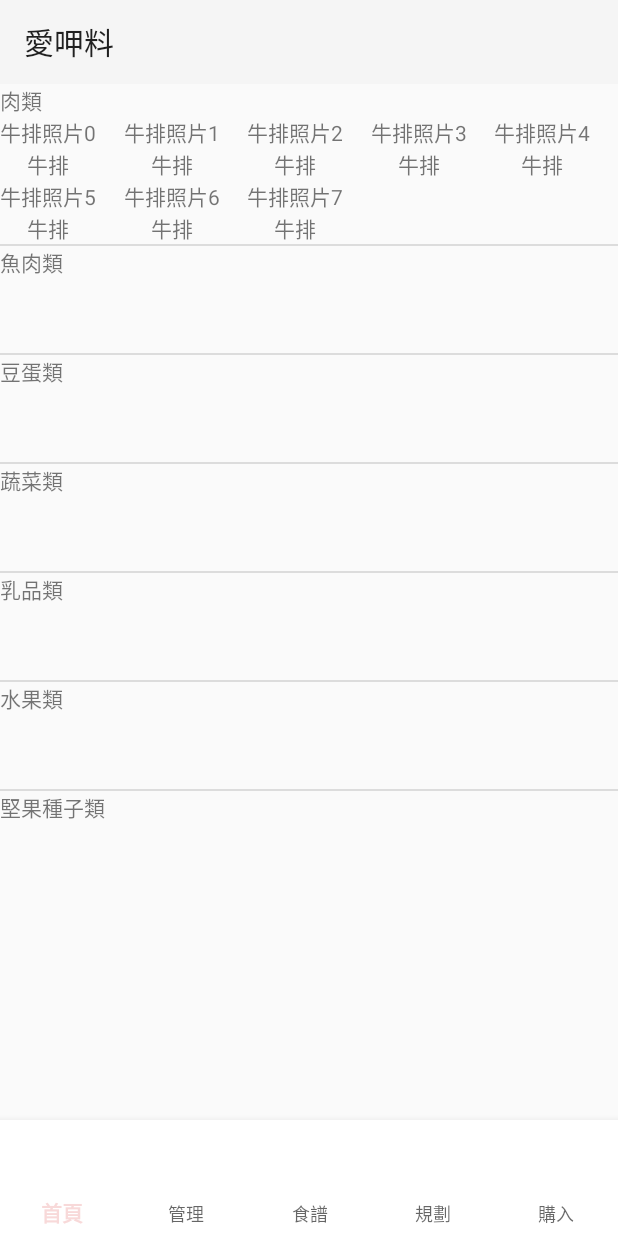
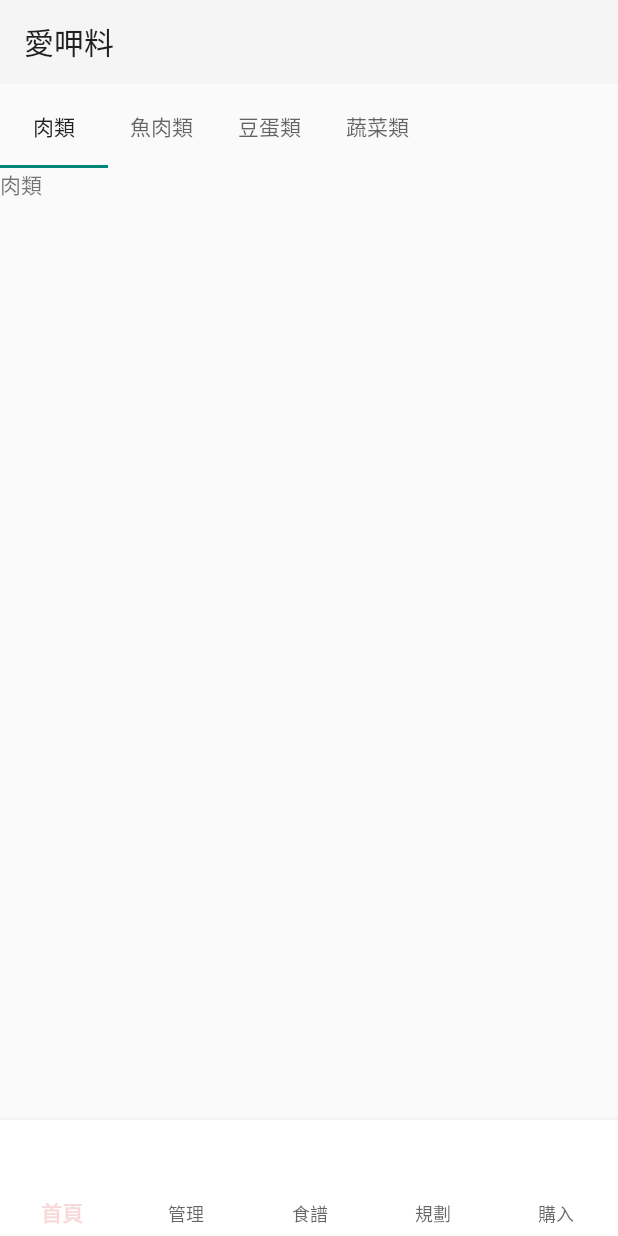
Before and after one commit to Danny0419/fridge, an Android app: the screen it shows after launch (MainActivity), on a phone screen of 412 x 824 dp. Run offline under Robolectric (Android 15) with nearby library versions, the phone set to English and light mode, and no system bars.

```diff
--- a/app/src/main/java/com/example/fragment_test/MainActivity.java
+++ b/app/src/main/java/com/example/fragment_test/MainActivity.java
@@ -22,6 +22,7 @@ import com.example.fragment_test.helper.FridgeHelper;
 import com.example.fragment_test.pojo.Ingredient;
 import com.example.fragment_test.pojo.ShoppingListBean;
 import com.google.android.material.bottomnavigation.BottomNavigationView;
+import com.google.android.material.tabs.TabLayout;
 
 import java.util.ArrayList;
 import java.util.HashMap;
@@ -31,18 +32,9 @@ import java.util.Map;
 public class MainActivity extends AppCompatActivity {
 
     private BottomNavigationView bottomNavbar;
-    private SQLiteDatabase database;
-    private Fragment curFragment;
-    private int curPage = 3;
-    private MyAdapter myAdapter;
     FragmentManager supportFragmentManager = this.getSupportFragmentManager();
     private FridgeHelper fridgeHelper = new FridgeHelper(this);
 
-    private static final int FRIDGE_PAGE = 2;
-    private static final int ADD_FOOD_PAGE = 3;
-    private static final int RECIPE_PAGE = 1;
-
-    private Map<String, List<Ingredient>> allIngredient = new HashMap<>();
 
     @Override
     protected void onCreate(Bundle savedInstanceState) {
@@ -112,35 +104,4 @@ public class MainActivity extends AppCompatActivity {
                 .commit();
     }
 
-
-    public ArrayList<Ingredient> getMyFood() {
-        Cursor cursor = database.rawQuery("select * from food", null);
-        ArrayList<Ingredient> ingredient = new ArrayList<>();
-        while (cursor.moveToNext()) {
-            int id = cursor.getInt(0);
-            String name = cursor.getString(1);
-            String sort = cursor.getString(2);
-            String quantity = cursor.getString(3);
-            int state = cursor.getInt(4);
-            ingredient.add(new Ingredient(id, name, "沒有", sort, quantity, state));
-        }
-        return ingredient;
-    }
-
-    public ArrayList<String> getAllKindsOfFood() {
-        String sql = "select distinct sort from refrigerator";
-        Cursor cursor = database.rawQuery(sql, null);
-        ArrayList<String> kindsOfFood = new ArrayList<>();
-
-        while (cursor.moveToNext()) {
-            String kind = cursor.getString(0);
-            kindsOfFood.add(kind);
-        }
-        return kindsOfFood;
-    }
-
-    public ArrayList<Ingredient> getAllIngredient() {
-        return null;
-    }
-
 }
--- a/app/src/main/java/com/example/fragment_test/adapter/RefrigeratorAdapter.java
+++ b/app/src/main/java/com/example/fragment_test/adapter/RefrigeratorAdapter.java
@@ -1,6 +1,7 @@
 package com.example.fragment_test.adapter;
 
 import android.content.Context;
+import android.text.Layout;
 import android.view.LayoutInflater;
 import android.view.View;
 import android.view.ViewGroup;
@@ -9,6 +10,7 @@ import android.widget.TextView;
 
 import androidx.annotation.NonNull;
 import androidx.recyclerview.widget.GridLayoutManager;
+import androidx.recyclerview.widget.LinearLayoutManager;
 import androidx.recyclerview.widget.RecyclerView;
 
 import com.example.fragment_test.R;
@@ -20,60 +22,75 @@ import java.util.List;
 import java.util.Map;
 
 
-public class RefrigeratorAdapter extends BaseAdapter {
+public class RefrigeratorAdapter extends RecyclerView.Adapter<RefrigeratorAdapter.RefrigeratorViewHolder> {
 
     private List<String> kinds;
     private Map<String, List<Ingredient>> ingredientMap;
     private Context context;
+    private ArrayList<String> name;
 
-    public RefrigeratorAdapter(Context context, Map<String, List<Ingredient>> ingredientMap) {
-        this.kinds = Arrays.asList(context.getResources().getStringArray(R.array.kinds));
-        this.ingredientMap = ingredientMap;
+    public RefrigeratorAdapter(Context context, ArrayList<String> name) {
+        this.context = context;
+        this.name = name;
+//        this.kinds = Arrays.asList(context.getResources().getStringArray(R.array.kinds));
+//        this.ingredientMap = ingredientMap;
     }
 
-    class ViewHolder {
-        TextView kind;
-        RecyclerView kindOfIngredientContainer;
+     static class RefrigeratorViewHolder extends RecyclerView.ViewHolder {
+
+        TextView nameOKind;
+//        RecyclerView kindOfIngredientContainer;
+        public RefrigeratorViewHolder(@NonNull View itemView) {
+            super(itemView);
+            nameOKind = itemView.findViewById(R.id.ingredientKindName);
+//            kindOfIngredientContainer = itemView.findViewById(R.id.kindOfIngredientContainer);
+        }
+    }
+    @NonNull
+    @Override
+    public RefrigeratorViewHolder onCreateViewHolder(@NonNull ViewGroup parent, int viewType) {
+        View view = LayoutInflater.from(parent.getContext()).inflate(R.layout.kind_of_ingredient_container, parent,false);
+        return new RefrigeratorViewHolder(view);
     }
 
     @Override
-    public int getCount() {
-        return kinds.size();
+    public void onBindViewHolder(@NonNull RefrigeratorViewHolder holder, int position) {
+        holder.nameOKind.setText(name.get(position));
+//        List<Ingredient> kindOfIngredient = ingredientMap.get(kinds.get(position));
+//        GridLayoutManager layoutManager = new GridLayoutManager(context, 5);
+//        holder.kindOfIngredientContainer.setLayoutManager(layoutManager);
+//        holder.kindOfIngredientContainer.setAdapter(new RefrigeratorKindAdapter(kindOfIngredient != null ? kindOfIngredient : new ArrayList<>()));
     }
 
     @Override
-    public Object getItem(int position) {
-        return kinds.get(position);
+    public int getItemCount() {
+        return name.size();
     }
 
-    @Override
-    public long getItemId(int position) {
-        return position;
-    }
-
-    @Override
-    public View getView(int position, View convertView, ViewGroup parent) {
-
-        ViewHolder viewHolder = null;
-        if (convertView == null) {
-            viewHolder = new ViewHolder();
-            convertView = LayoutInflater.from(parent.getContext()).inflate(R.layout.kind_of_ingredient_container, parent, false);
-
-            viewHolder.kind = convertView.findViewById(R.id.ingredientKindText);
-            viewHolder.kindOfIngredientContainer = convertView.findViewById(R.id.kind_of_ingredient_container);
-
-            convertView.setTag(viewHolder);
-        } else {
-            viewHolder = (ViewHolder) convertView.getTag();
-        }
-
-        viewHolder.kind.setText(kinds.get(position));
-
-        List<Ingredient> kindOfIngredient = ingredientMap.get(kinds.get(position));
-        GridLayoutManager gridLayoutManager = new GridLayoutManager(parent.getContext(), 5);
-        viewHolder.kindOfIngredientContainer.setLayoutManager(gridLayoutManager);
-        viewHolder.kindOfIngredientContainer.setAdapter(new RefrigeratorKindAdapter(parent.getContext(),kindOfIngredient != null ? kindOfIngredient : new ArrayList<>()));
-
-        return convertView;
-    }
+//    @Override
+//    public View getView(int position, View convertView, ViewGroup parent) {
+//
+//        ViewHolder viewHolder = null;
+//        if (convertView == null) {
+//            viewHolder = new ViewHolder();
+//            convertView = LayoutInflater.from(parent.getContext()).inflate(R.layout.kind_of_ingredient_container, parent, false);
+//
+//
+//            viewHolder.kind = convertView.findViewById(R.id.ingredientKindText);
+//            viewHolder.kindOfIngredientContainer = convertView.findViewById(R.id.kind_of_ingredient_container);
+//
+//            convertView.setTag(viewHolder);
+//        } else {
+//            viewHolder = (ViewHolder) convertView.getTag();
+//        }
+//
+//        viewHolder.kind.setText(kinds.get(position));
+//
+//        List<Ingredient> kindOfIngredient = ingredientMap.get(kinds.get(position));
+//        GridLayoutManager gridLayoutManager = new GridLayoutManager(parent.getContext(), 5);
+//        viewHolder.kindOfIngredientContainer.setLayoutManager(gridLayoutManager);
+//        viewHolder.kindOfIngredientContainer.setAdapter(new RefrigeratorKindAdapter(parent.getContext(),kindOfIngredient != null ? kindOfIngredient : new ArrayList<>()));
+//
+//        return convertView;
+//    }
 }
--- a/app/src/main/java/com/example/fragment_test/adapter/RefrigeratorKindAdapter.java
+++ b/app/src/main/java/com/example/fragment_test/adapter/RefrigeratorKindAdapter.java
@@ -20,10 +20,8 @@ public class RefrigeratorKindAdapter extends RecyclerView.Adapter{
 
     private List<Ingredient> kindOfIngredient;
 
-    private Context context;
 
-    public RefrigeratorKindAdapter(Context context,List<Ingredient> kindOfIngredient) {
-        this.context = context;
+    public RefrigeratorKindAdapter(List<Ingredient> kindOfIngredient) {
         this.kindOfIngredient = kindOfIngredient;
     }
 
--- a/app/src/main/java/com/example/fragment_test/fragments/FoodManagementFragment.java
+++ b/app/src/main/java/com/example/fragment_test/fragments/FoodManagementFragment.java
@@ -3,15 +3,19 @@ package com.example.fragment_test.fragments;
 import android.os.Bundle;
 
 import androidx.fragment.app.Fragment;
+import androidx.recyclerview.widget.LinearLayoutManager;
+import androidx.recyclerview.widget.RecyclerView;
 
 import android.view.LayoutInflater;
 import android.view.View;
 import android.view.ViewGroup;
+import android.widget.LinearLayout;
 import android.widget.ListView;
 
 import com.example.fragment_test.R;
 import com.example.fragment_test.adapter.RefrigeratorAdapter;
 import com.example.fragment_test.pojo.Ingredient;
+import com.google.android.material.tabs.TabLayout;
 
 import java.util.ArrayList;
 import java.util.HashMap;
@@ -33,7 +37,10 @@ public class FoodManagementFragment extends Fragment {
     // TODO: Rename and change types of parameters
     private String mParam1;
     private String mParam2;
+    TabLayout tabLayout;
+    RecyclerView ingredientContainer;
     private Map<String, List<Ingredient>> allIngredient;
+    private ArrayList<String> name;
 
     public FoodManagementFragment() {
         // Required empty public constructor
@@ -64,12 +71,16 @@ public class FoodManagementFragment extends Fragment {
             mParam1 = getArguments().getString(ARG_PARAM1);
             mParam2 = getArguments().getString(ARG_PARAM2);
         }
-        ArrayList<Ingredient> ingredients = new ArrayList<>();
-        for (int i = 0; i < 8; i++) {
-            ingredients.add(new Ingredient(0,"牛排","牛排照片"+i,getResources().getStringArray(R.array.kinds)[0],"1",0));
-        }
-        allIngredient = new HashMap<>();
-        allIngredient.put(getResources().getStringArray(R.array.kinds)[0],ingredients);
+        name = new ArrayList<>();
+        name.add("肉類");
+        name.add("魚肉類");
+        name.add("蛋豆類");
+//        ArrayList<Ingredient> ingredients = new ArrayList<>();
+//        for (int i = 0; i < 8; i++) {
+//            ingredients.add(new Ingredient(0, "牛排", "牛排照片" + i, getResources().getStringArray(R.array.kinds)[0], "1", 0));
+//        }
+//        allIngredient = new HashMap<>();
+//        allIngredient.put(getResources().getStringArray(R.array.kinds)[0], ingredients);
 //        allIngredient = (Map)savedInstanceState.get("all ingredient");
     }
 
@@ -78,9 +89,38 @@ public class FoodManagementFragment extends Fragment {
                              Bundle savedInstanceState) {
         // Inflate the layout for this fragment
         View view = inflater.inflate(R.layout.rerigerator, container, false);
-        ListView kinds_of_ingredient_container = view.findViewById(R.id.kinds_of_ingredient_container);
-        kinds_of_ingredient_container.setAdapter(new RefrigeratorAdapter(view.getContext(),allIngredient));
+        ingredientContainer = view.findViewById(R.id.kinds_of_ingredient_container);
+        tabLayout = view.findViewById(R.id.tabLayout);
+        tabLayout.setTabMode(TabLayout.MODE_SCROLLABLE);
+        tabLayout.addTab(tabLayout.newTab().setText("肉類"));
+        tabLayout.addTab(tabLayout.newTab().setText("魚肉類"));
+        tabLayout.addTab(tabLayout.newTab().setText("豆蛋類"));
+        tabLayout.addTab(tabLayout.newTab().setText("蔬菜類"));
+        tabLayout.addOnTabSelectedListener(new TabLayout.OnTabSelectedListener() {
+            @Override
+            public void onTabSelected(TabLayout.Tab tab) {
+                ingredientContainer.smoothScrollToPosition(tab.getPosition());
+            }
 
+            @Override
+            public void onTabUnselected(TabLayout.Tab tab) {
+
+            }
+
+            @Override
+            public void onTabReselected(TabLayout.Tab tab) {
+
+            }
+        });
         return view;
     }
+
+    @Override
+    public void onStart() {
+        super.onStart();
+        LinearLayoutManager layoutManager = new LinearLayoutManager(getContext());
+        layoutManager.setOrientation(LinearLayoutManager.VERTICAL);
+        ingredientContainer.setLayoutManager(layoutManager);
+        ingredientContainer.setAdapter(new RefrigeratorAdapter(getContext(),name));
+    }
 }
--- a/app/src/main/res/layout/kind_of_ingredient_container.xml
+++ b/app/src/main/res/layout/kind_of_ingredient_container.xml
@@ -5,12 +5,12 @@
     android:orientation="vertical">
 
     <TextView
-        android:id="@+id/ingredientKindText"
+        android:id="@+id/ingredientKindName"
         android:text="種類"
         android:layout_width="wrap_content"
         android:layout_height="wrap_content"/>
     <androidx.recyclerview.widget.RecyclerView
-        android:id="@+id/kind_of_ingredient_container"
+        android:id="@+id/kindOfIngredientContainer"
         android:layout_width="match_parent"
         android:layout_height="match_parent"
         android:minHeight="50dp"/>
--- a/app/src/main/res/layout/rerigerator.xml
+++ b/app/src/main/res/layout/rerigerator.xml
@@ -5,12 +5,21 @@
     android:layout_height="match_parent"
     tools:context=".fragments.FoodManagementFragment">
 
-    <!-- TODO: Update blank fragment layout -->
-    <ListView
-        android:id="@+id/kinds_of_ingredient_container"
+    <LinearLayout
         android:layout_width="match_parent"
-        android:layout_height="wrap_content"
-       >
-    </ListView>
+        android:layout_height="match_parent"
+        android:orientation="vertical"
+        tools:ignore="UselessParent">
+
+        <com.google.android.material.tabs.TabLayout
+            android:id="@+id/tabLayout"
+            android:layout_width="match_parent"
+            android:layout_height="?attr/actionBarSize" />
+        <androidx.recyclerview.widget.RecyclerView
+            android:id="@+id/kinds_of_ingredient_container"
+            android:layout_width="match_parent"
+            android:layout_height="wrap_content"/>
+    </LinearLayout>
+
 
 </FrameLayout>
```
